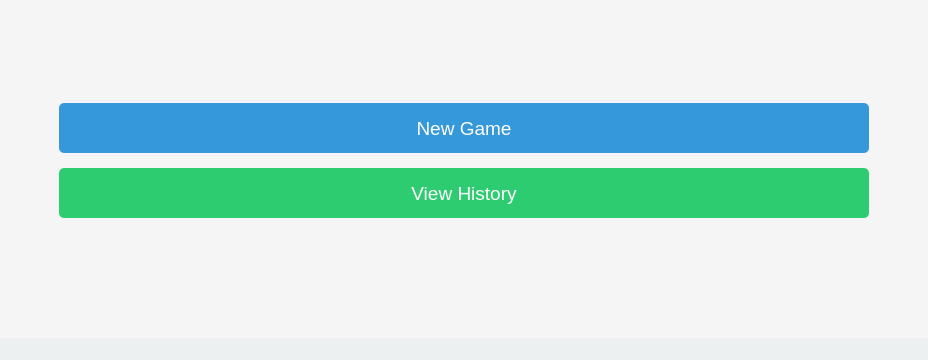
AlienWolfX/thesis-chess, file ui/mainWindow.ui: the form before one commit; both pictures show x 0 to 928 and y 240 to 600 of the 928 by 600 pixel window.
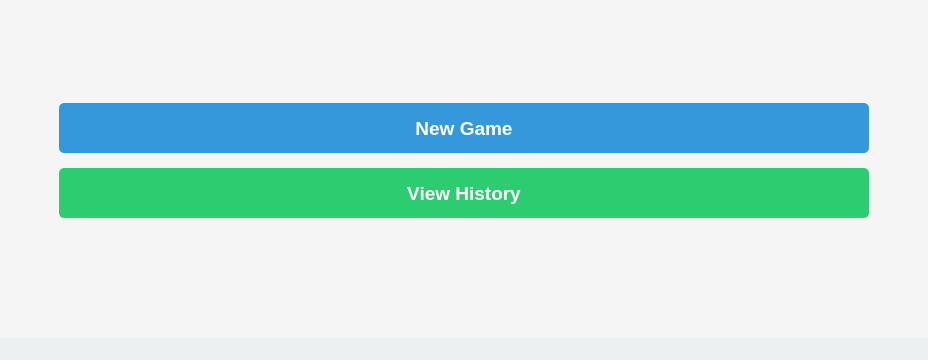
The form after the commit. Icons and pictures are not drawn.

Commit message: Update UI to change font weight and rename Open CSV action to Open PGN; add functionality to open PGN files and display in ViewHistory.

The edit to the form file:
```diff
--- a/ui/mainWindow.ui
+++ b/ui/mainWindow.ui
@@ -81,7 +81,7 @@
          <font>
           <family>Segoe UI</family>
           <pointsize>14</pointsize>
-          <weight>60</weight>
+          <weight>75</weight>
           <bold>true</bold>
          </font>
         </property>
@@ -115,7 +115,7 @@
          <font>
           <family>Segoe UI</family>
           <pointsize>14</pointsize>
-          <weight>60</weight>
+          <weight>75</weight>
           <bold>true</bold>
          </font>
         </property>
```
Left out of the diff: 6 changed lines with no effect on the pictures. The commit also changes 8 other files.
